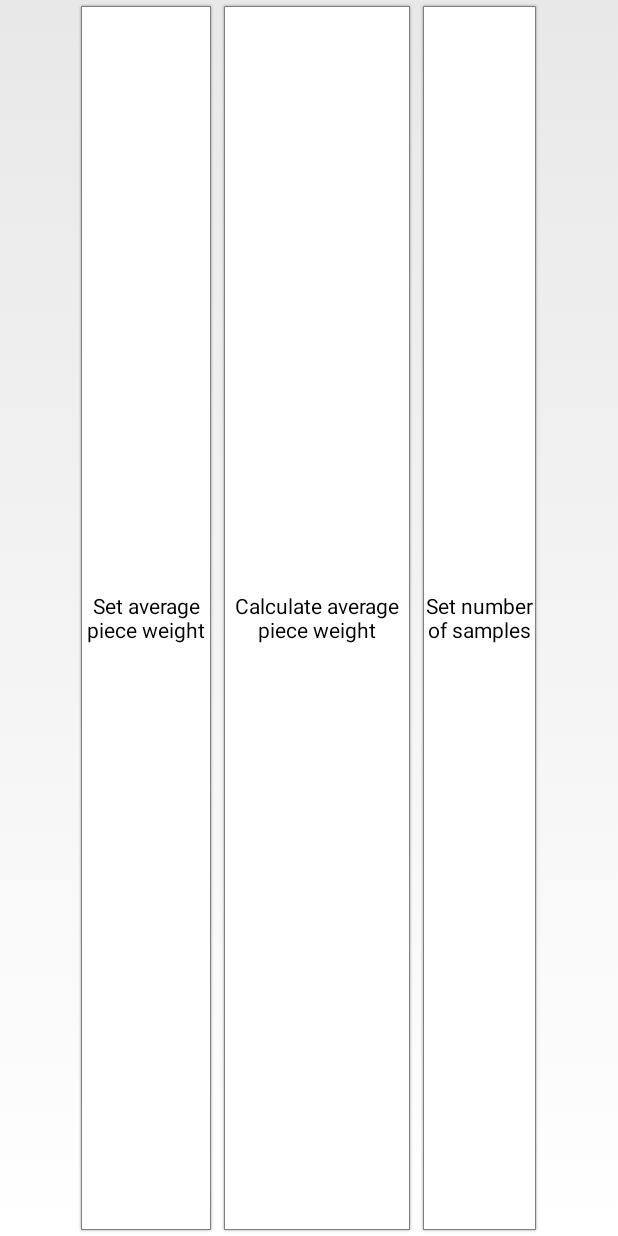
After one commit to mirjalal/android-application-certobalance, an Android app: the fragment ApplicationFragmentSettingsPartCounting shown on its own in the app's theme, on a phone screen of 412 x 824 dp. The commit adds this screen. Run offline under Robolectric (Android 15) with nearby library versions, the phone set to English and light mode, and no system bars.

Commit message:
menu structure generally done

```diff
--- /dev/null
+++ b/certoscale/src/main/java/com/certoclav/certoscale/menu/ApplicationFragmentSettingsPartCounting.java
@@ -0,0 +1,57 @@
+package com.certoclav.certoscale.menu;
+
+import android.os.Bundle;
+import android.support.v4.app.Fragment;
+import android.view.LayoutInflater;
+import android.view.View;
+import android.view.ViewGroup;
+import android.widget.Button;
+import android.widget.FrameLayout;
+import android.widget.LinearLayout;
+import android.widget.TextView;
+
+import com.certoclav.certoscale.R;
+import com.certoclav.certoscale.listener.WeightMeasuredListener;
+import com.certoclav.certoscale.model.Scale;
+import com.certoclav.certoscale.settings.ItemListFragment.Callbacks;
+
+
+/**
+ * A list fragment representing a list of Items. This fragment also supports
+ * tablet devices by allowing list items to be given an 'activated' state upon
+ * selection. This helps indicate which item is currently being viewed in a
+ * {@link ItemDetailFragment}.
+ * <p>
+ * Activities containing this fragment MUST implement the {@link Callbacks}
+ * interface.
+ */
+public class ApplicationFragmentSettingsPartCounting extends Fragment {
+
+    private LinearLayout containerSettingsButtons = null;
+
+    @Override
+    public View onCreateView(LayoutInflater inflater, ViewGroup container,
+        Bundle savedInstanceState) {
+        View rootView = inflater.inflate(R.layout.menu_application_fragment_settings_partcounting,container, false);
+        return rootView;//inflater.inflate(R.layout.article_view, container, false);
+    }
+
+
+    @Override
+    public void onResume() {
+        super.onResume();
+
+
+
+    }
+
+    @Override
+    public void onPause() {
+        super.onPause();
+
+    }
+
+
+
+
+}
--- a/certoscale/src/main/java/com/certoclav/certoscale/supervisor/ApplicationManager.java
+++ b/certoscale/src/main/java/com/certoclav/certoscale/supervisor/ApplicationManager.java
@@ -58,7 +58,7 @@ public class ApplicationManager implements SensorDataListener, ScaleApplicationL
         //For example:
         switch (Scale.getInstance().getScaleApplication()){
             case PART_COUNTING:
-                Scale.getInstance().setWeightMeasured((float) ((int)(value*Scale.getInstance().getWeightMultiplier()))); //example if one piece weights 3 grams
+                Scale.getInstance().setWeightMeasured((float) ((int)(value/Scale.getInstance().getAveragePieceWeight()))); //example if one piece weights 3 grams
                 break;
             default:
                 Scale.getInstance().setWeightMeasured(value);
--- /dev/null
+++ b/certoscale/src/main/res/layout/menu_application_fragment_settings_partcounting.xml
@@ -0,0 +1,53 @@
+<?xml version="1.0" encoding="utf-8"?>
+<!--
+/*
+** Copyright 2010, The Android Open Source Project
+**
+** Licensed under the Apache License, Version 2.0 (the "License");
+** you may not use this file except in compliance with the License.
+** You may obtain a copy of the License at
+**
+**     http://www.apache.org/licenses/LICENSE-2.0
+**
+** Unless required by applicable law or agreed to in writing, software
+** distributed under the License is distributed on an "AS IS" BASIS,
+** WITHOUT WARRANTIES OR CONDITIONS OF ANY KIND, either express or implied.
+** See the License for the specific language governing permissions and
+** limitations under the License.
+*/
+-->
+
+
+<LinearLayout xmlns:android="http://schemas.android.com/apk/res/android"
+    android:layout_below="@+id/application_settings_container"
+    android:layout_width="match_parent"
+    android:layout_marginLeft="50dp"
+    android:layout_marginRight="50dp"
+    android:layout_height="match_parent"
+    android:orientation="horizontal">
+
+
+    <Button
+        android:text="Set average piece weight"
+        android:layout_width="wrap_content"
+        android:layout_height="match_parent"
+        android:id="@+id/button2"
+        android:background="@drawable/btn_white_shadow_clickable"
+        android:layout_weight="1" />
+
+    <Button
+        android:text="Calculate average piece weight"
+        android:layout_width="wrap_content"
+        android:layout_height="match_parent"
+        android:id="@+id/button"
+        android:background="@drawable/btn_white_shadow_clickable"
+        android:layout_weight="1" />
+
+    <Button
+        android:text="Set number of samples"
+        android:layout_width="wrap_content"
+        android:layout_height="match_parent"
+        android:id="@+id/button3"
+        android:background="@drawable/btn_white_shadow_clickable"
+        android:layout_weight="1" />
+</LinearLayout>
--- a/certoscale/src/main/res/layout/menu_application_fragment_weight_display.xml
+++ b/certoscale/src/main/res/layout/menu_application_fragment_weight_display.xml
@@ -62,6 +62,7 @@ android:text="SUM: 0.2323 g"/>
 android:id="@+id/menu_main_bar"
 android:layout_width="700dp"
 android:layout_height="5dp"
+    android:layout_gravity="center_horizontal"
 android:layout_centerHorizontal="true"
 android:layout_below="@+id/menu_main_text_information">
 
--- a/certoscale/src/main/res/values/strings.xml
+++ b/certoscale/src/main/res/values/strings.xml
@@ -43,6 +43,7 @@
     </string-array>
 
 
+
     <string-array name="navigationbar_bib_entries">
         <item>Library</item>
     </string-array>
```
Also changed, not shown: certoscale/src/main/java/com/certoclav/certoscale/menu/ApplicationActivity.java (+29 -0 lines), certoscale/src/main/java/com/certoclav/certoscale/menu/ApplicationFragmentSettingsWeighing.java (added, +52 -0 lines), certoscale/src/main/java/com/certoclav/certoscale/menu/ApplicationFragmentTable.java (+14 -0 lines), certoscale/src/main/java/com/certoclav/certoscale/model/ActionButtonbar.java (+75 -6 lines), certoscale/src/main/java/com/certoclav/certoscale/model/Scale.java (+5 -5 lines), certoscale/src/main/res/layout/actionbar.xml (+16 -3 lines), certoscale/src/main/res/layout/menu_application_fragment_settings_weighing.xml (added, +38 -0 lines).
